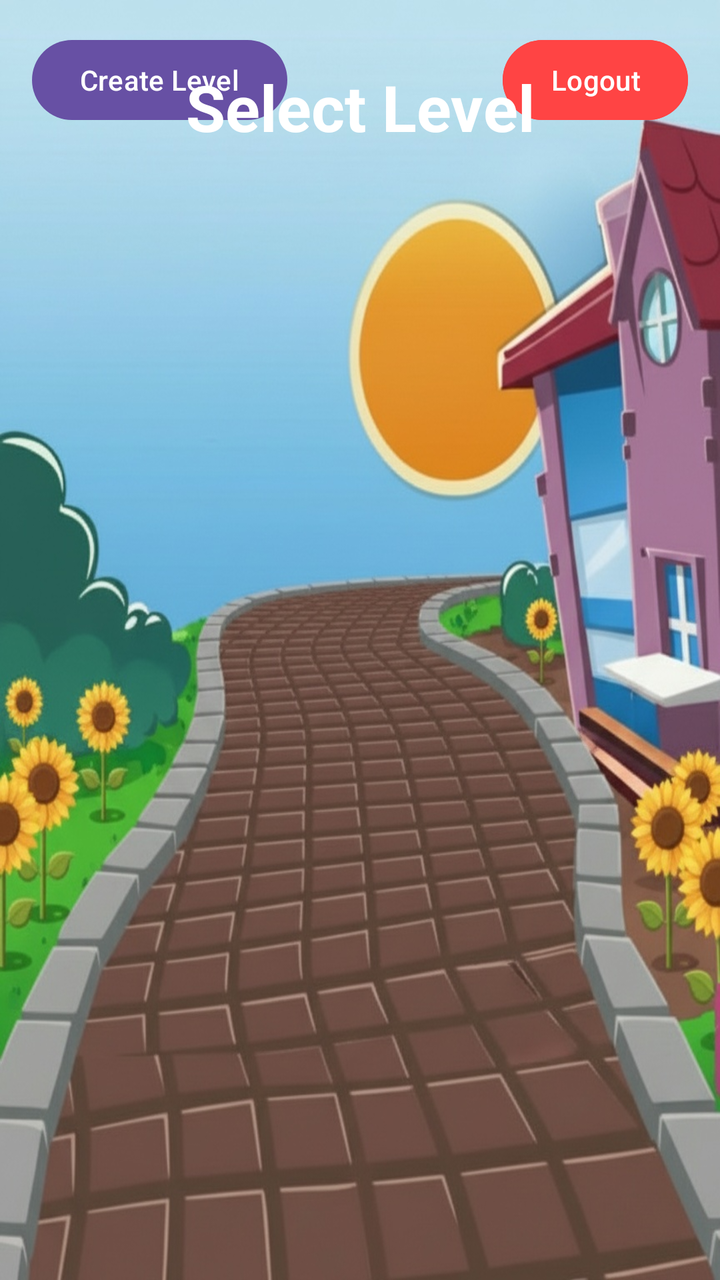
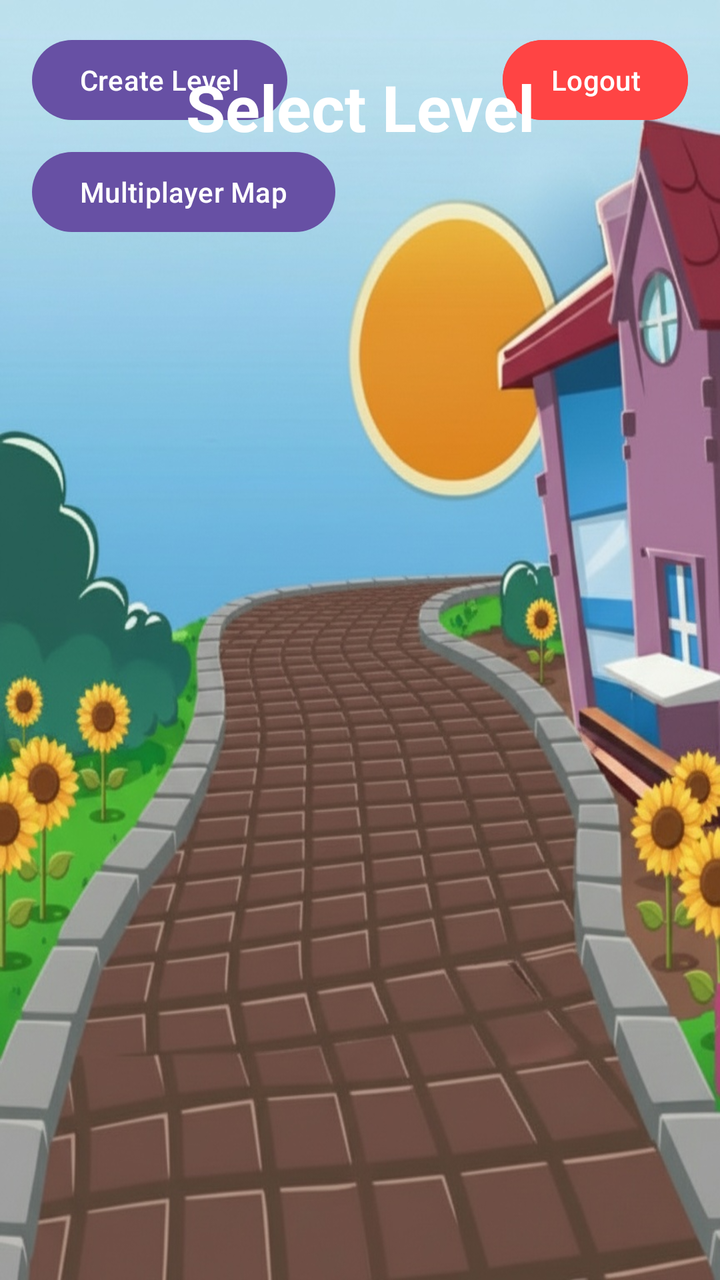

Compare the two renders of this Android layout. The source of the first and the diff that turns it into the second are given below.
<!-- AndroidManifest.xml: application theme Theme.Travellog -->
<!-- res/layout/activity_map.xml -->
<?xml version="1.0" encoding="utf-8"?>
<androidx.constraintlayout.widget.ConstraintLayout
    xmlns:android="http://schemas.android.com/apk/res/android"
    xmlns:app="http://schemas.android.com/apk/res-auto"
    android:layout_width="match_parent"
    android:layout_height="match_parent"
    android:background="@drawable/game_image"> 
    <Button
        android:id="@+id/btn_map_logout"
        android:layout_width="wrap_content"
        android:layout_height="wrap_content"
        android:text="Logout"
        android:backgroundTint="#FF4444"
        android:textColor="#FFFFFF"
        android:layout_margin="16dp"
        app:layout_constraintTop_toTopOf="parent"
        app:layout_constraintEnd_toEndOf="parent" />
    <Button
        android:id="@+id/btn_create_level"
        android:layout_width="wrap_content"
        android:layout_height="wrap_content"
        android:text="Create Level"
        android:layout_margin="16dp"
        app:layout_constraintTop_toTopOf="parent"
        app:layout_constraintStart_toStartOf="parent" />
    <TextView
        android:id="@+id/mapTitle"
        android:layout_width="wrap_content"
        android:layout_height="wrap_content"
        android:text="Select Level"
        android:textSize="32sp"
        android:textStyle="bold"
        android:textColor="#FFFFFF"
        android:layout_marginTop="32dp"
        app:layout_constraintTop_toTopOf="parent"
        app:layout_constraintStart_toStartOf="parent"
        app:layout_constraintEnd_toEndOf="parent" />

    
    <GridLayout
        android:id="@+id/levelsGrid"
        android:layout_width="wrap_content"
        android:layout_height="wrap_content"
        android:columnCount="3"
        android:rowCount="4"
        android:layout_marginTop="32dp"
        app:layout_constraintTop_toBottomOf="@id/mapTitle"
        app:layout_constraintStart_toStartOf="parent"
        app:layout_constraintEnd_toEndOf="parent">

        
    </GridLayout>

</androidx.constraintlayout.widget.ConstraintLayout>
<!-- resources referenced by this layout -->
<resources>
  <!-- drawable game_image: jpeg bitmap (drawable, 200719 bytes) -->
  <style name="Theme.Travellog" parent="Base.Theme.Travellog" />
  <style name="Base.Theme.Travellog" parent="Theme.Material3.DayNight.NoActionBar">
          
          
      </style>
</resources>

<!-- the commit's change to res/layout/activity_map.xml (unified diff, before → after) -->
@@ -22,6 +22,16 @@
         android:text="Create Level"
         android:layout_margin="16dp"
         app:layout_constraintTop_toTopOf="parent"
+        app:layout_constraintStart_toStartOf="parent" />
+
+    <Button
+        android:id="@+id/btn_multiplayer_map"
+        android:layout_width="wrap_content"
+        android:layout_height="wrap_content"
+        android:text="Multiplayer Map"
+        android:layout_marginTop="8dp"
+        android:layout_marginStart="16dp"
+        app:layout_constraintTop_toBottomOf="@id/btn_create_level"
         app:layout_constraintStart_toStartOf="parent" />
     <TextView
         android:id="@+id/mapTitle"
